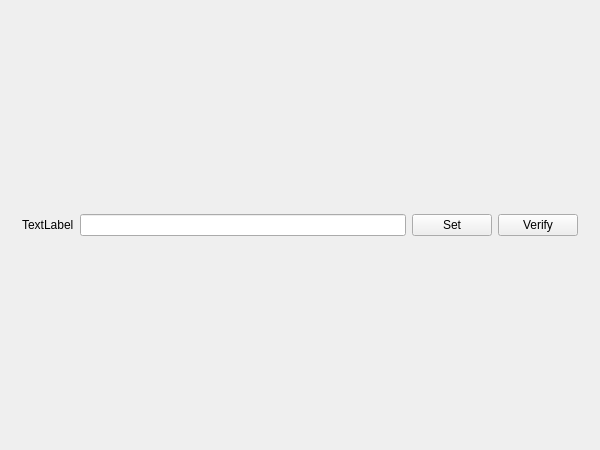
MichaelLugq/ukey-auth, file src/admin/mainwidget.ui: the form before one commit.
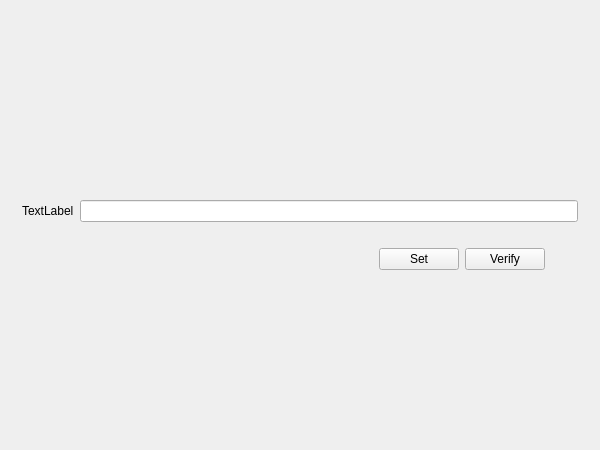
The form after the commit.

```diff
--- a/src/admin/mainwidget.ui
+++ b/src/admin/mainwidget.ui
@@ -29,7 +29,20 @@
          <property name="sizeHint" stdset="0">
           <size>
            <width>20</width>
-           <height>170</height>
+           <height>143</height>
+          </size>
+         </property>
+        </spacer>
+       </item>
+       <item>
+        <spacer name="horizontalSpacer_7">
+         <property name="orientation">
+          <enum>Qt::Horizontal</enum>
+         </property>
+         <property name="sizeHint" stdset="0">
+          <size>
+           <width>561</width>
+           <height>20</height>
           </size>
          </property>
         </spacer>
@@ -38,6 +51,12 @@
         <layout class="QHBoxLayout" name="horizontalLayout_5">
          <item>
           <widget class="QLabel" name="label_pin">
+           <property name="minimumSize">
+            <size>
+             <width>0</width>
+             <height>0</height>
+            </size>
+           </property>
            <property name="text">
             <string>TextLabel</string>
            </property>
@@ -46,6 +65,36 @@
          <item>
           <widget class="QLineEdit" name="edit_pin"/>
          </item>
+        </layout>
+       </item>
+       <item>
+        <spacer name="horizontalSpacer_6">
+         <property name="orientation">
+          <enum>Qt::Horizontal</enum>
+         </property>
+         <property name="sizeHint" stdset="0">
+          <size>
+           <width>561</width>
+           <height>20</height>
+          </size>
+         </property>
+        </spacer>
+       </item>
+       <item>
+        <layout class="QHBoxLayout" name="horizontalLayout_9">
+         <item>
+          <spacer name="horizontalSpacer_8">
+           <property name="orientation">
+            <enum>Qt::Horizontal</enum>
+           </property>
+           <property name="sizeHint" stdset="0">
+            <size>
+             <width>40</width>
+             <height>20</height>
+            </size>
+           </property>
+          </spacer>
+         </item>
          <item>
           <widget class="QPushButton" name="btn_set_pin">
            <property name="text">
@@ -60,6 +109,13 @@
            </property>
           </widget>
          </item>
+         <item>
+          <widget class="QLabel" name="label_2">
+           <property name="text">
+            <string>        </string>
+           </property>
+          </widget>
+         </item>
         </layout>
        </item>
        <item>
@@ -70,7 +126,7 @@
          <property name="sizeHint" stdset="0">
           <size>
            <width>20</width>
-           <height>170</height>
+           <height>142</height>
           </size>
          </property>
         </spacer>
```
